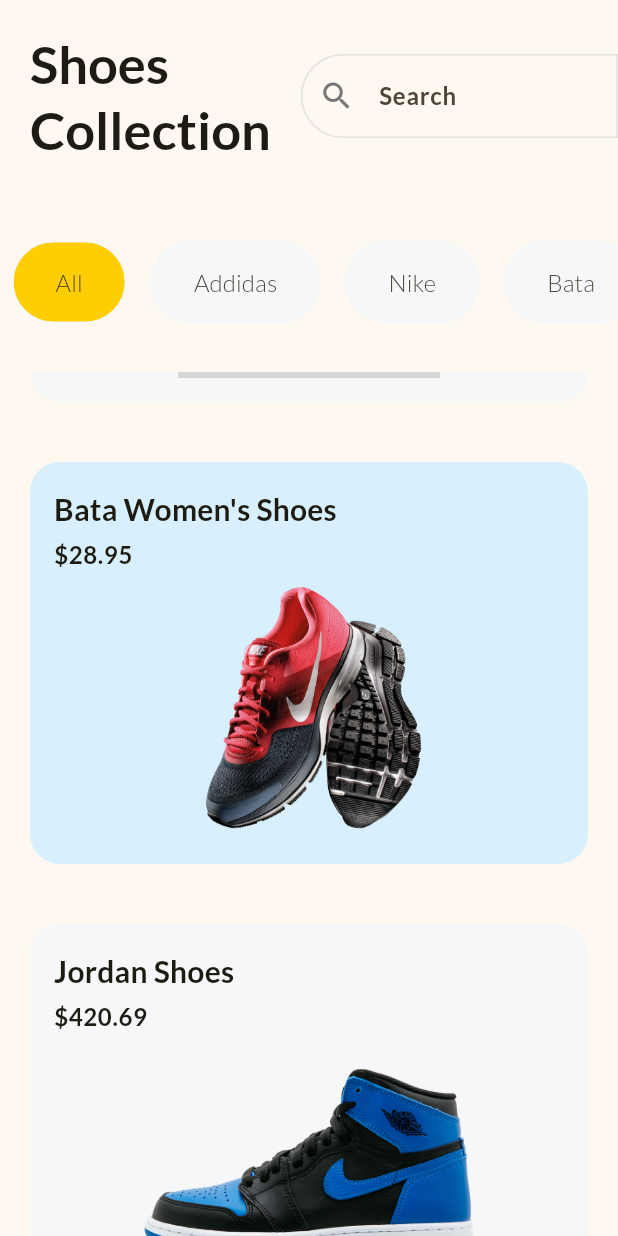
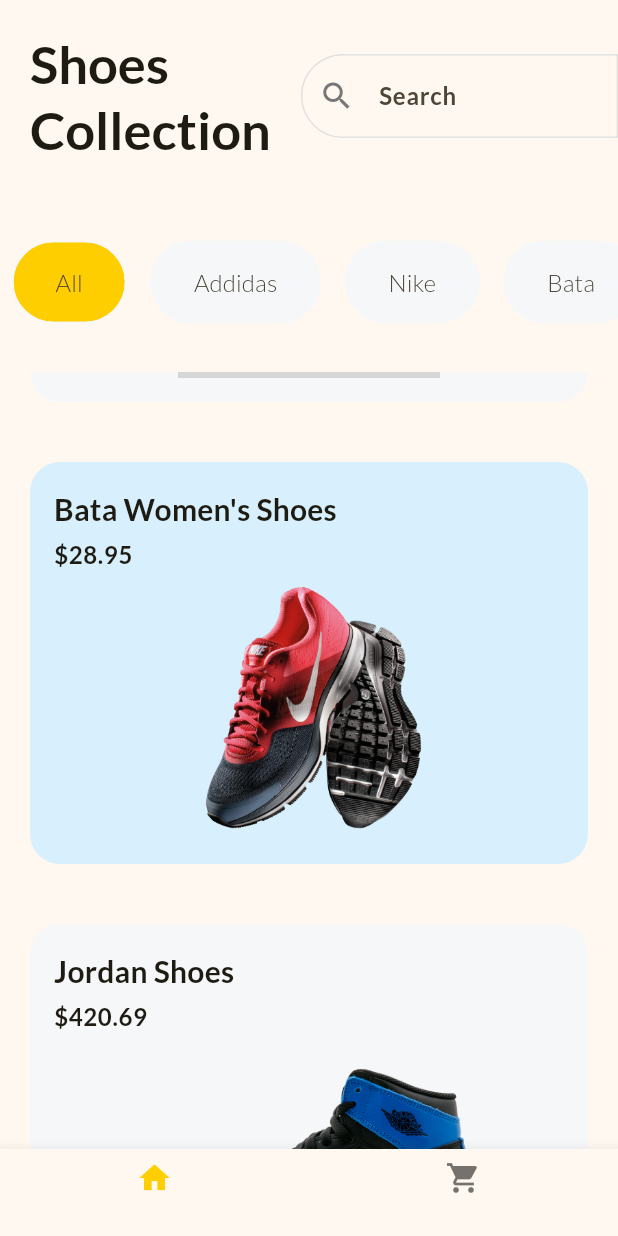
Before and after one commit to DannyHash/shop_app_flutter, a Flutter app: the HomePage screen opened directly, scrolled down 576 dp, on a phone screen of 412 x 824 dp. Run offline on Flutter 3.47's test engine with Material 3 defaults, Android fonts, the phone set to English and light mode, and no system bars; grey boxes are pictures that could not be loaded.

Commit message:
Implemented navigation to ProductDetailsPage from HomePage and update main entry point

```diff
--- a/lib/home_page.dart
+++ b/lib/home_page.dart
@@ -1,6 +1,7 @@
 import 'package:flutter/material.dart';
 import 'package:shop_app_flutter/global_variables.dart';
 import 'package:shop_app_flutter/product_card.dart';
+import 'package:shop_app_flutter/product_details_page.dart';
 
 class HomePage extends StatefulWidget {
   const HomePage({super.key});
@@ -104,19 +105,40 @@ class _HomePageState extends State<HomePage> {
                   itemCount: products.length,
                   itemBuilder: (context, index) {
                     final product = products[index];
-                    return ProductCard(
+                    return GestureDetector(
+                      onTap: () {
+                        Navigator.of(context).push(
+                          MaterialPageRoute(
+                            builder: (context) {
+                              return ProductDetailsPage(product: product);
+                            },
+                          ),
+                        );
+                      },
+                      child: ProductCard(
                         title: product['title'] as String,
                         price: product['price'] as double,
                         image: product['imageUrl'] as String,
                         backgroundColor: index.isEven
                             ? Color.fromRGBO(216, 240, 253, 1)
                             : Color.fromRGBO(245, 247, 249, 1),
+                      ),
                     );
                   }),
             ),
           ],
         ),
       ),
+      bottomNavigationBar: BottomNavigationBar(items: [
+        BottomNavigationBarItem(
+          icon: Icon(Icons.home),
+          label: '',
+        ),
+        BottomNavigationBarItem(
+          icon: Icon(Icons.shopping_cart),
+          label: '',
+        ),
+      ]),
     );
   }
 }
--- a/lib/main.dart
+++ b/lib/main.dart
@@ -1,7 +1,5 @@
 import 'package:flutter/material.dart';
-import 'package:shop_app_flutter/global_variables.dart';
 import 'package:shop_app_flutter/home_page.dart';
-import 'package:shop_app_flutter/product_details_page.dart';
 
 void main() {
   runApp(const MyApp());
@@ -49,9 +47,7 @@ class MyApp extends StatelessWidget {
         ),
         useMaterial3: true,
       ),
-      home: ProductDetailsPage(
-        product: products[0],
-      ),
+      home: HomePage(),
     );
   }
 }
```
Lines whose indentation alone changed are shown as unchanged.
